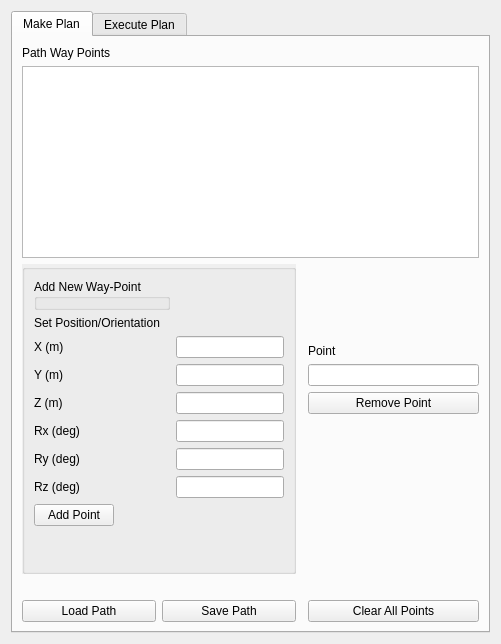
First picture: the form in moveit_cartesian_planner/src/widgets/path_planning_widget.ui, repository ros-industrial-attic/fermi, before the edit.
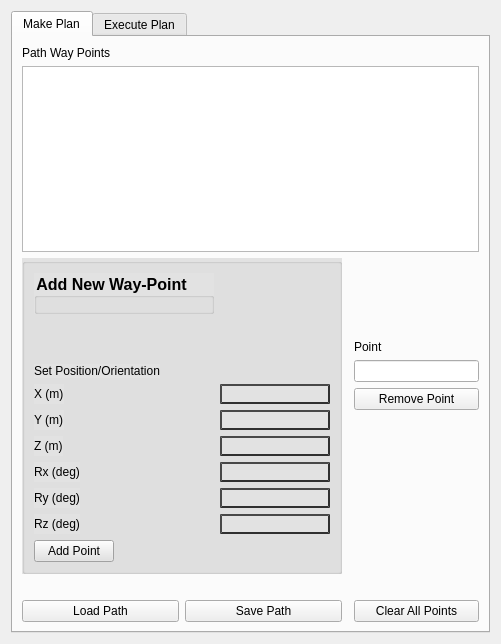
Second picture: the form after the edit.

Commit message: distinguishable GUI for adding new point. Markers are not redrawn all the time during user interaction

```diff
--- a/moveit_cartesian_planner/src/widgets/path_planning_widget.ui
+++ b/moveit_cartesian_planner/src/widgets/path_planning_widget.ui
@@ -131,20 +131,43 @@
        <item row="7" column="0" colspan="2">
         <widget class="QGroupBox" name="FormGroupBoxGridLayout">
          <property name="autoFillBackground">
-          <bool>true</bool>
+          <bool>false</bool>
+         </property>
+         <property name="styleSheet">
+          <string notr="true">background-color: rgb(226, 226, 226)</string>
          </property>
          <layout class="QFormLayout" name="FormLayoutObjectPose_2">
           <property name="fieldGrowthPolicy">
            <enum>QFormLayout::AllNonFixedFieldsGrow</enum>
           </property>
-          <item row="1" column="0">
+          <item row="0" column="0">
            <widget class="QGroupBox" name="groupBox">
+            <property name="font">
+             <font>
+              <pointsize>12</pointsize>
+              <weight>75</weight>
+              <bold>true</bold>
+             </font>
+            </property>
             <property name="title">
              <string>Add New Way-Point</string>
             </property>
             <zorder>label_2</zorder>
            </widget>
           </item>
+          <item row="1" column="0" colspan="2">
+           <spacer name="verticalSpacer_4">
+            <property name="orientation">
+             <enum>Qt::Vertical</enum>
+            </property>
+            <property name="sizeHint" stdset="0">
+             <size>
+              <width>20</width>
+              <height>40</height>
+             </size>
+            </property>
+           </spacer>
+          </item>
           <item row="2" column="0">
            <widget class="QLabel" name="label_2">
             <property name="text">
@@ -152,67 +175,103 @@
             </property>
            </widget>
           </item>
-          <item row="6" column="0">
+          <item row="5" column="0">
            <widget class="QLabel" name="xLabel">
             <property name="text">
              <string>X (m)</string>
             </property>
            </widget>
           </item>
-          <item row="6" column="1">
-           <widget class="QLineEdit" name="LineEditX"/>
+          <item row="5" column="1">
+           <widget class="QLineEdit" name="LineEditX">
+            <property name="styleSheet">
+             <string notr="true">border-style: outset;
+border-width: 2px;
+border-color :rgb(48, 48, 48)</string>
+            </property>
+           </widget>
           </item>
-          <item row="8" column="0">
+          <item row="7" column="0">
            <widget class="QLabel" name="yLabel">
             <property name="text">
              <string>Y (m)</string>
             </property>
            </widget>
           </item>
-          <item row="8" column="1">
-           <widget class="QLineEdit" name="LineEditY"/>
+          <item row="7" column="1">
+           <widget class="QLineEdit" name="LineEditY">
+            <property name="styleSheet">
+             <string notr="true">border-style: outset;
+border-width: 2px;
+border-color :rgb(48, 48, 48)</string>
+            </property>
+           </widget>
           </item>
-          <item row="9" column="0">
+          <item row="8" column="0">
            <widget class="QLabel" name="zLabel">
             <property name="text">
              <string>Z (m)</string>
             </property>
            </widget>
           </item>
-          <item row="9" column="1">
-           <widget class="QLineEdit" name="LineEditZ"/>
+          <item row="8" column="1">
+           <widget class="QLineEdit" name="LineEditZ">
+            <property name="styleSheet">
+             <string notr="true">border-style: outset;
+border-width: 2px;
+border-color :rgb(48, 48, 48)</string>
+            </property>
+           </widget>
           </item>
-          <item row="10" column="0">
+          <item row="9" column="0">
            <widget class="QLabel" name="rxLabel">
             <property name="text">
              <string>Rx (deg)</string>
             </property>
            </widget>
           </item>
-          <item row="10" column="1">
-           <widget class="QLineEdit" name="LineEditRx"/>
+          <item row="9" column="1">
+           <widget class="QLineEdit" name="LineEditRx">
+            <property name="styleSheet">
+             <string notr="true">border-style: outset;
+border-width: 2px;
+border-color :rgb(48, 48, 48)</string>
+            </property>
+           </widget>
           </item>
-          <item row="11" column="0">
+          <item row="10" column="0">
            <widget class="QLabel" name="ryLabel">
             <property name="text">
              <string>Ry (deg)</string>
             </property>
            </widget>
           </item>
-          <item row="11" column="1">
-           <widget class="QLineEdit" name="LineEditRy"/>
+          <item row="10" column="1">
+           <widget class="QLineEdit" name="LineEditRy">
+            <property name="styleSheet">
+             <string notr="true">border-style: outset;
+border-width: 2px;
+border-color :rgb(48, 48, 48)</string>
+            </property>
+           </widget>
           </item>
-          <item row="13" column="0">
+          <item row="12" column="0">
            <widget class="QLabel" name="rzLabel">
             <property name="text">
              <string>Rz (deg)</string>
             </property>
            </widget>
           </item>
-          <item row="13" column="1">
-           <widget class="QLineEdit" name="LineEditRz"/>
+          <item row="12" column="1">
+           <widget class="QLineEdit" name="LineEditRz">
+            <property name="styleSheet">
+             <string notr="true">border-style: outset;
+border-width: 2px;
+border-color :rgb(48, 48, 48)</string>
+            </property>
+           </widget>
           </item>
-          <item row="14" column="0">
+          <item row="13" column="0">
            <widget class="QPushButton" name="btnAddPoint">
             <property name="text">
              <string>Add Point</string>
```
Left out of the diff: 32 changed lines with no effect on the pictures. The commit also changes 1 other file.
